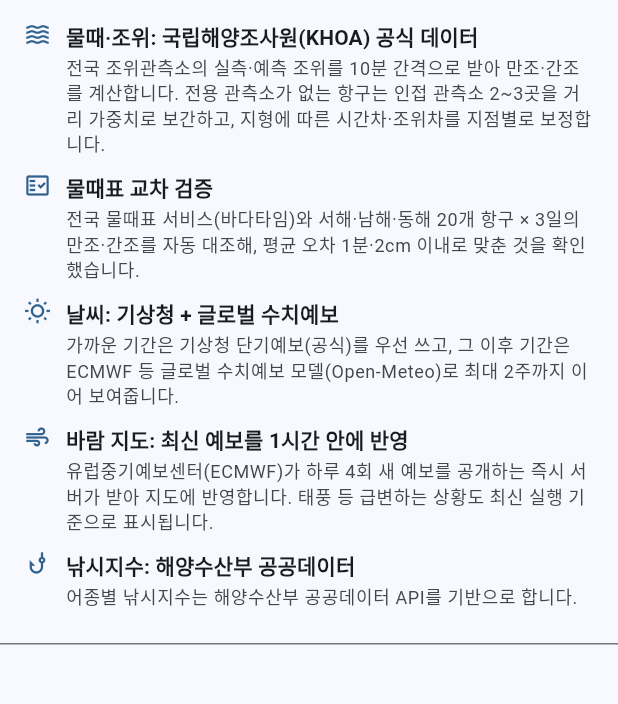
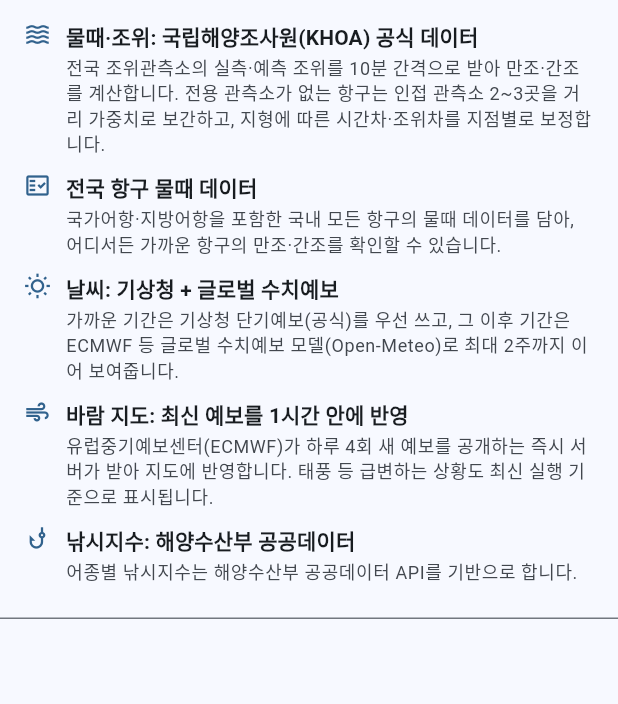
Before and after one commit to bisan74-lab/BadaMobile, a Flutter app: the _AccuracySection widget shown alone on an empty page, opened directly, after a tap on "데이터 출처와 정확도", on a phone screen of 412 x 824 dp, the part 89-793 px from its top. Run offline on Flutter 3.47's test engine with Material 3 defaults, Android fonts, the phone set to English and light mode, and no system bars; our stand-ins replace flutter_riverpod, shared_preferences; accounts and stored records are empty; network calls fail.

Commit message:
설정 > 데이터 정확도 설명에서 바다타임 언급 제거
경쟁 서비스명을 직접 노출하던 교차검증 문구 대신, 국가·지방 어항을
포함한 국내 모든 항구의 물때 데이터를 담았다는 설명으로 교체.

Co-Authored-By: Claude Opus 4.8 <noreply@anthropic.com>
Claude-Session: https://claude.ai/code/session_01UwJAvLga6vHoPoML5Ts7qP

```diff
--- a/lib/features/settings/presentation/settings_screen.dart
+++ b/lib/features/settings/presentation/settings_screen.dart
@@ -241,10 +241,9 @@ class _AccuracySection extends StatelessWidget {
     ),
     (
       Icons.fact_check_outlined,
-      '물때표 교차 검증',
-      '전국 물때표 서비스(바다타임)와 서해·남해·동해 20개 항구 × 3일의 '
-          '만조·간조를 자동 대조해, 평균 오차 1분·2cm 이내로 맞춘 것을 '
-          '확인했습니다.',
+      '전국 항구 물때 데이터',
+      '국가어항·지방어항을 포함한 국내 모든 항구의 물때 데이터를 담아, '
+          '어디서든 가까운 항구의 만조·간조를 확인할 수 있습니다.',
     ),
     (
       Icons.wb_sunny_outlined,
```
